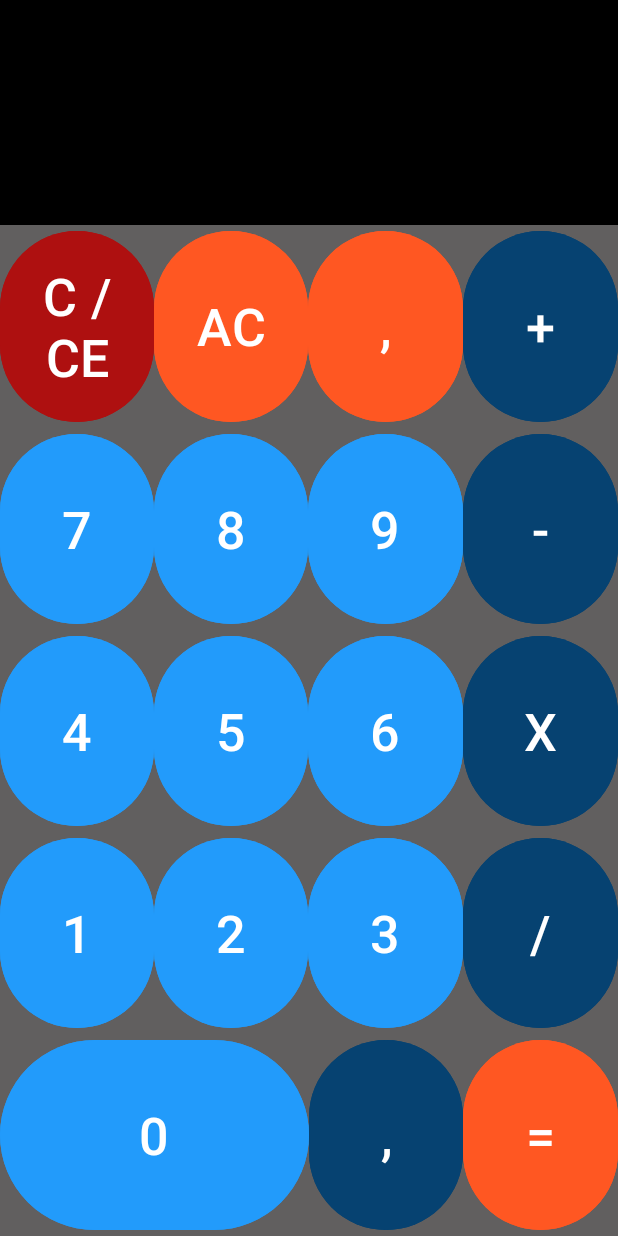
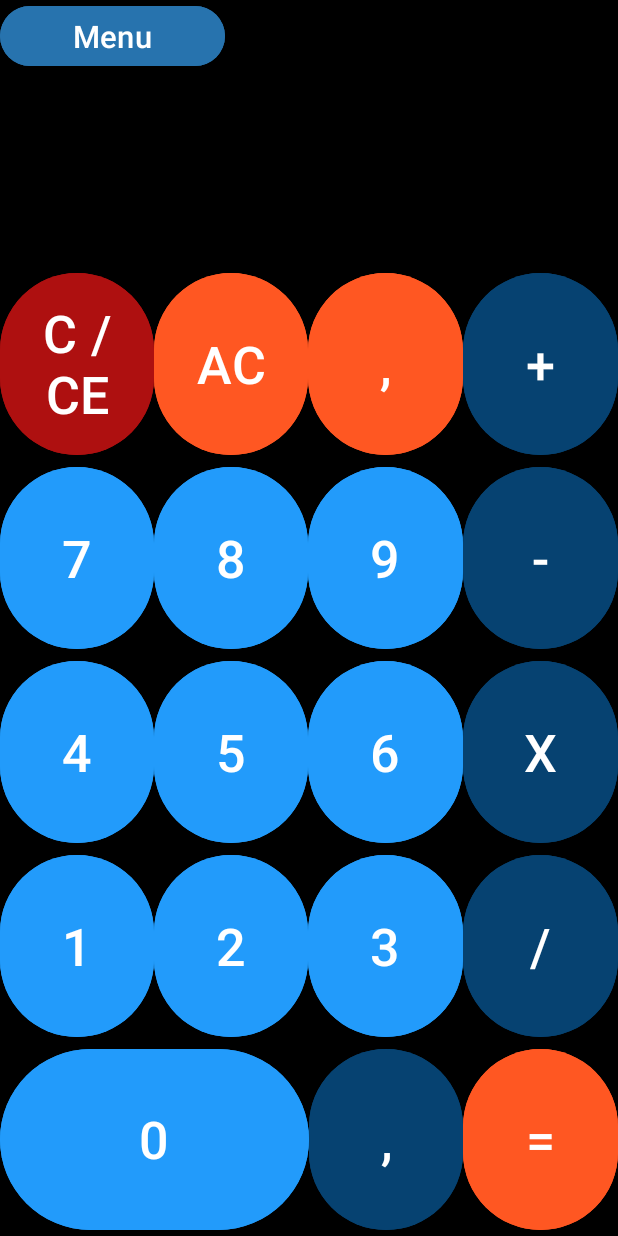
Before and after one commit to Jvsin/calculatorApp, an Android app: the BasicCalcActivity screen opened directly, with no data from a screen before it, on a phone screen of 412 x 824 dp. Run offline under Robolectric (Android 15) with nearby library versions, the phone set to English and light mode, and no system bars.

Commit message:
dodanie przycisku Menu w aktywnosciach

```diff
--- a/app/src/main/java/com/example/calculatorapp/AdvancedCalcActivity.kt
+++ b/app/src/main/java/com/example/calculatorapp/AdvancedCalcActivity.kt
@@ -52,6 +52,7 @@ class AdvancedCalcActivity : AppCompatActivity() {
         val buttonLn = findViewById<Button>(R.id.buttonLn)
         val buttonLog = findViewById<Button>(R.id.buttonLog)
         val buttonSqrt = findViewById<Button>(R.id.buttonSqrt)
+        val buttonMenu = findViewById<Button>(R.id.backButton)
 
         this.display = findViewById(R.id.resultOnScreen)
         button1.setOnClickListener { appendToDisplay("1")}
@@ -83,6 +84,9 @@ class AdvancedCalcActivity : AppCompatActivity() {
         buttonSign.setOnClickListener { changeSign() }
         buttonClear.setOnClickListener { clear() }
         buttonAllClear.setOnClickListener { clearAll() }
+
+        buttonMenu.setOnClickListener { finish() }
+
     }
 
     private fun appendToDisplay(value: String) {
--- a/app/src/main/java/com/example/calculatorapp/BasicCalcActivity.kt
+++ b/app/src/main/java/com/example/calculatorapp/BasicCalcActivity.kt
@@ -45,6 +45,8 @@ class BasicCalcActivity : AppCompatActivity() {
         val buttonMinus = findViewById<Button>(R.id.buttonMinus)
         val buttonMultiply = findViewById<Button>(R.id.buttonMultiply)
         val buttonDivide = findViewById<Button>(R.id.buttonDivide)
+        val buttonMenu = findViewById<Button>(R.id.backButton)
+        buttonMenu.setOnClickListener { finish() }
 
         this.display = findViewById(R.id.resultOnScreen)
         button1.setOnClickListener { appendToDisplay("1")}
@@ -66,6 +68,7 @@ class BasicCalcActivity : AppCompatActivity() {
         buttonSign.setOnClickListener { changeSign() }
         buttonClear.setOnClickListener { clear() }
         buttonAllClear.setOnClickListener { clearAll() }
+        buttonMenu.setOnClickListener { finish() }
     }
 
     private fun appendToDisplay(value: String) {
--- a/app/src/main/res/layout/about.xml
+++ b/app/src/main/res/layout/about.xml
@@ -4,7 +4,7 @@
     android:layout_height="match_parent"
     xmlns:tools="http://schemas.android.com/tools"
     android:padding="16dp"
-    android:background="@color/gray"
+    android:background="@color/black"
     android:orientation="vertical"
     tools:context=".AboutMe">
 
--- a/app/src/main/res/layout/basic.xml
+++ b/app/src/main/res/layout/basic.xml
@@ -4,13 +4,23 @@
     xmlns:tools="http://schemas.android.com/tools"
     android:layout_width="match_parent"
     android:layout_height="match_parent"
-    android:background="@color/gray"
+    android:background="@color/black"
     android:orientation="vertical"
     tools:context=".MainActivity">
 
+    <Button
+        android:id="@+id/backButton"
+        android:layout_width="150dp"
+        android:autoSizeTextType="uniform"
+        android:autoSizeMaxTextSize="35sp"
+        android:layout_height="wrap_content"
+        android:backgroundTint="@color/cyan"
+        android:text="@string/back" />
+
+
     <LinearLayout
         android:layout_width="match_parent"
-        android:layout_height="150dp"
+        android:layout_height="130dp"
         android:background="@color/black"
         android:orientation="vertical"
         tools:ignore="MissingConstraints">
--- a/app/src/main/res/values/strings.xml
+++ b/app/src/main/res/values/strings.xml
@@ -32,4 +32,5 @@
     <string name="Zero">0</string>
     <string name="Equal">=</string>
     <string name="Divide">/</string>
+    <string name="back">Menu</string>
 </resources>
```
Also changed, not shown: app/src/main/res/layout/advanced.xml (+11 -2 lines).
